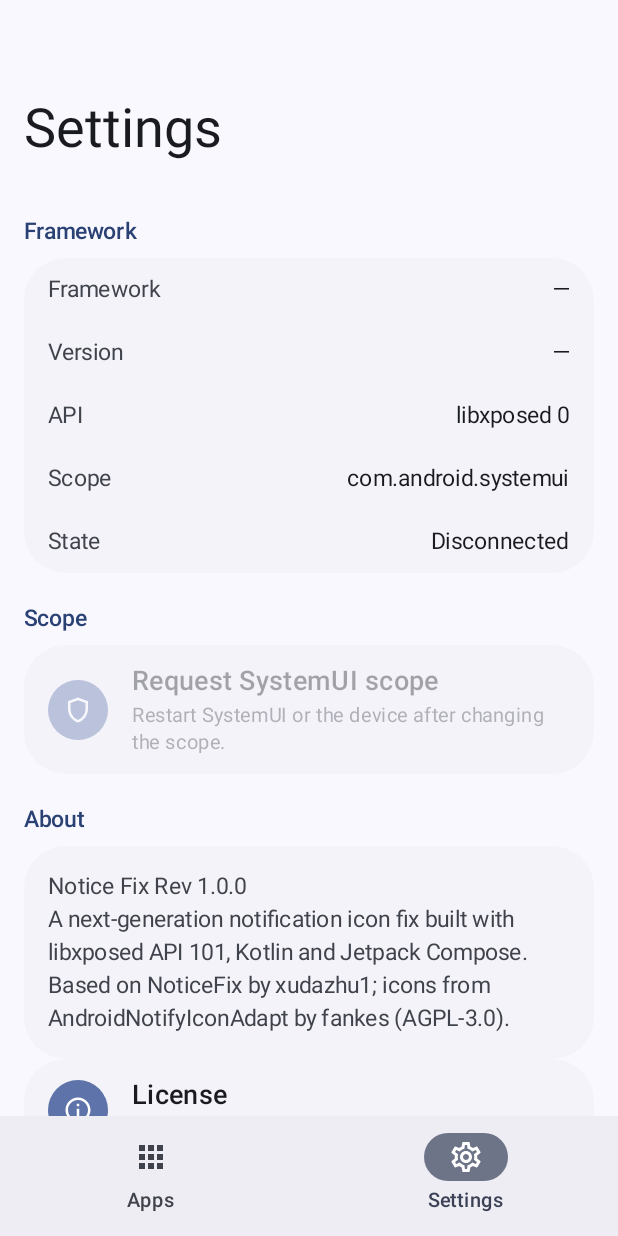
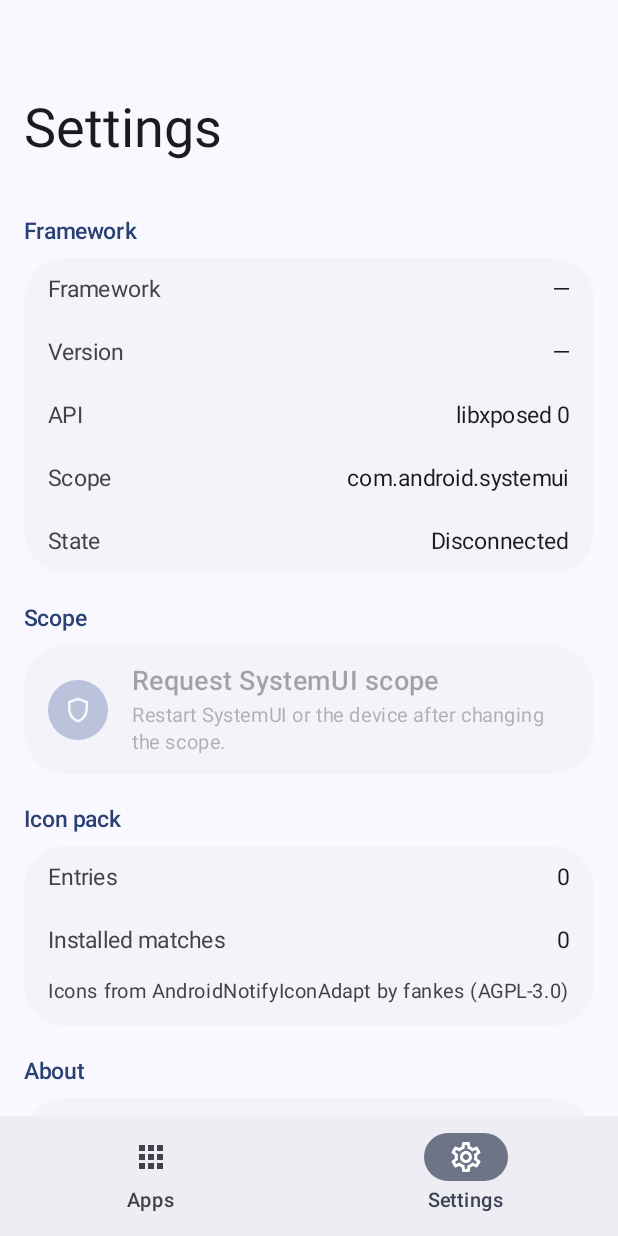
Before and after one commit to PolarisSdesu/NoticeFixRev, an Android app built with Jetpack Compose: the screen it shows after launch (MainActivity), item 2 of the bottom bar chosen, on a phone screen of 412 x 824 dp. Run offline under Robolectric (Android 15) with nearby library versions, the phone set to English and light mode, and no system bars; our stand-ins replace Material 3 Expressive styles (plain Material 3 is drawn); libraries missing offline, so code that uses them is left out: io.github.libxposed.service; 12 statements that could not run were skipped.

Commit message:
fix: coalesce config reloads, move icon pack credits to settings
- a single prefs commit touches several keys and each key fired the listener, so
  SystemUI rebuilt the snapshot (and re-read every icon file) a dozen times per
  change; debounce 250ms on the main looper and skip identical fingerprints
- icon pack attribution/entry counts now live in a settings section instead of
  under the apply button

```diff
--- a/app/src/main/java/com/xeasy/noticefixrev/ui/AppListScreen.kt
+++ b/app/src/main/java/com/xeasy/noticefixrev/ui/AppListScreen.kt
@@ -119,13 +119,6 @@ fun AppListScreen(
                     style = MaterialTheme.typography.titleMedium,
                 )
             }
-
-            Spacer(Modifier.height(6.dp))
-            Text(
-                stringResource(R.string.pack_source),
-                style = MaterialTheme.typography.labelMedium,
-                color = MaterialTheme.colorScheme.onSurfaceVariant,
-            )
         }
 
         Spacer(Modifier.height(12.dp))
--- a/app/src/main/java/com/xeasy/noticefixrev/ui/MainViewModel.kt
+++ b/app/src/main/java/com/xeasy/noticefixrev/ui/MainViewModel.kt
@@ -40,6 +40,8 @@ data class UiState(
     val masterEnabled: Boolean = false,
     val enabledApps: Set<String> = emptySet(),
     val apps: List<AppEntry> = emptyList(),
+    /** Total entries in the bundled icon pack (all three tables merged). */
+    val packTotal: Int = 0,
     val frameworkName: String? = null,
     val frameworkVersion: String? = null,
     val apiVersion: Int? = null,
@@ -73,6 +75,7 @@ class MainViewModel(application: Application) : AndroidViewModel(application) {
                     masterEnabled = repo.masterEnabled(),
                     enabledApps = repo.enabledApps(),
                     apps = apps,
+                    packTotal = pack.size,
                     frameworkName = repo.frameworkName,
                     frameworkVersion = repo.frameworkVersion,
                     apiVersion = repo.apiVersion,
--- a/app/src/main/java/com/xeasy/noticefixrev/ui/SettingsScreen.kt
+++ b/app/src/main/java/com/xeasy/noticefixrev/ui/SettingsScreen.kt
@@ -80,6 +80,27 @@ fun SettingsScreen(
             }
         }
 
+        item { SectionLabel(stringResource(R.string.section_icon_pack)) }
+        item {
+            SettingsCard {
+                SettingsInfoRow(
+                    stringResource(R.string.info_pack_entries),
+                    state.packTotal.toString(),
+                )
+                SettingsInfoRow(
+                    stringResource(R.string.info_pack_matched),
+                    state.apps.size.toString(),
+                )
+                Column(Modifier.padding(horizontal = 16.dp).padding(top = 4.dp, bottom = 14.dp)) {
+                    Text(
+                        stringResource(R.string.pack_source),
+                        style = MaterialTheme.typography.bodySmall,
+                        color = MaterialTheme.colorScheme.onSurfaceVariant,
+                    )
+                }
+            }
+        }
+
         item { SectionLabel(stringResource(R.string.section_about)) }
         item {
             SettingsCard {
--- a/app/src/main/res/values/strings.xml
+++ b/app/src/main/res/values/strings.xml
@@ -40,6 +40,10 @@
     <string name="request_scope">Request SystemUI scope</string>
     <string name="reboot_hint">Restart SystemUI or the device after changing the scope.</string>
 
+    <string name="section_icon_pack">Icon pack</string>
+    <string name="info_pack_entries">Entries</string>
+    <string name="info_pack_matched">Installed matches</string>
+
     <string name="section_about">About</string>
     <string name="about_body">Notice Fix Rev 1.0.0\nA next-generation notification icon fix built with libxposed API 101, Kotlin and Jetpack Compose.\nBased on NoticeFix by xudazhu1; icons from AndroidNotifyIconAdapt by fankes (AGPL-3.0).</string>
     <string name="about_license">License</string>
```
Also changed, not shown: app/src/main/java/com/xeasy/noticefixrev/module/ConfigSnapshot.kt (+40 -3 lines), 2 other files.
